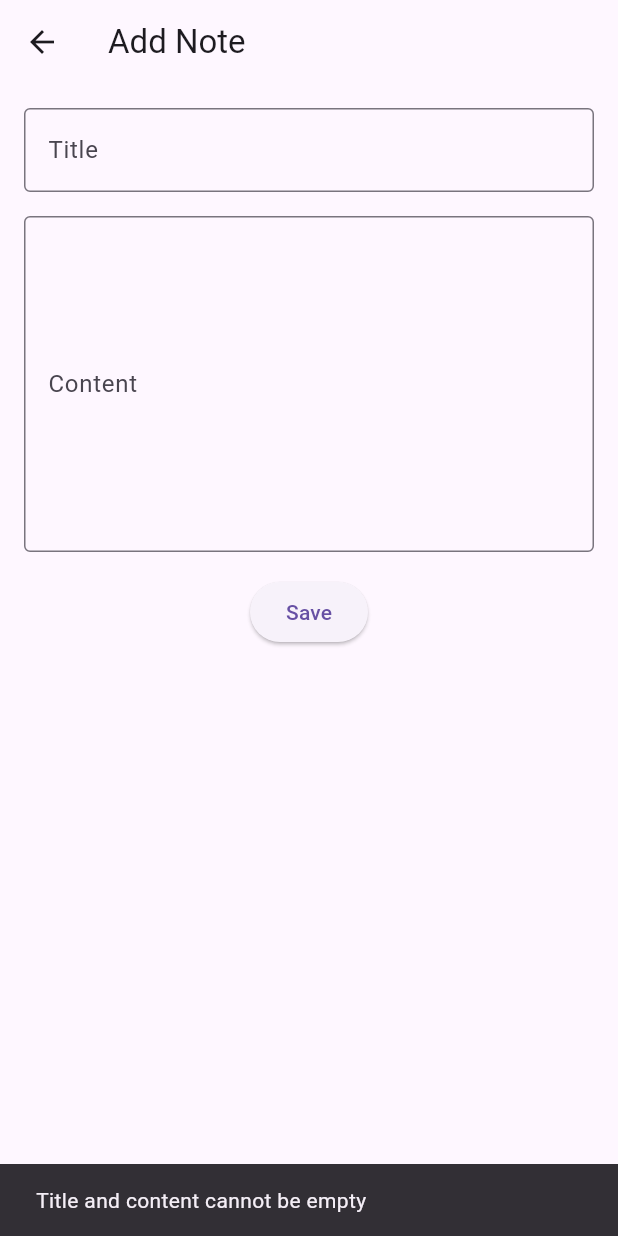
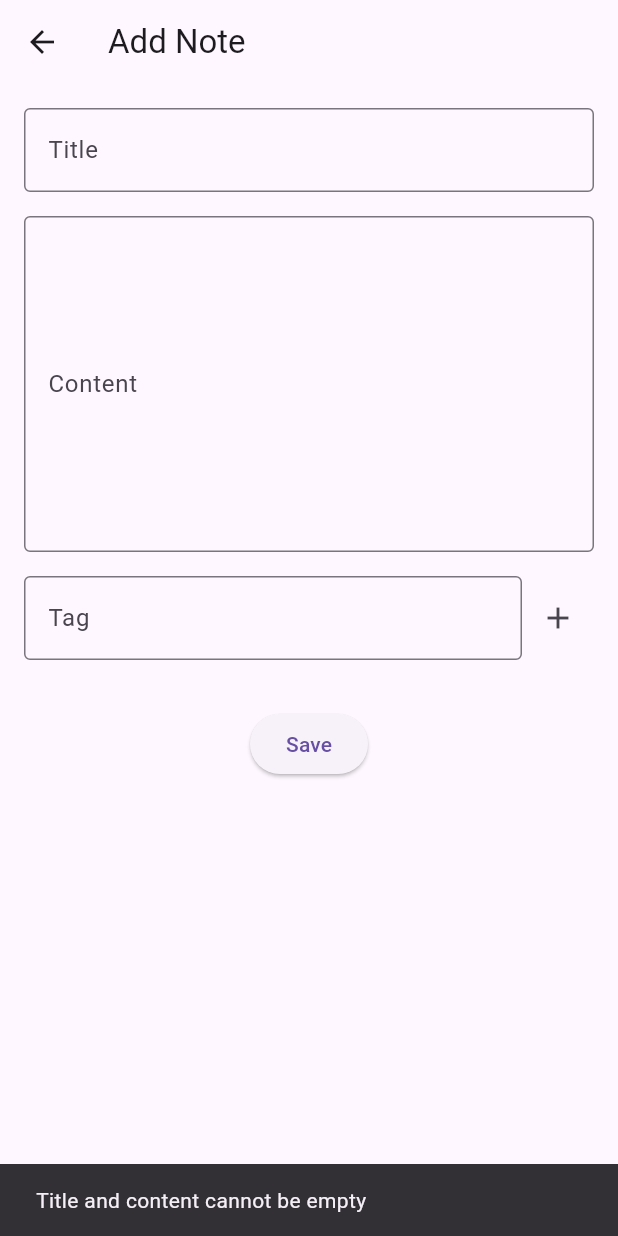
Before and after one commit to RikuoUmemoto/memocho2024app, a Flutter app: the NoteEditorScreen screen opened directly, after a tap on "Save", on a phone screen of 412 x 824 dp. Run offline on Flutter 3.47's test engine with Material 3 defaults, Android fonts, the phone set to English and light mode, and no system bars; our stand-ins replace cloud_firestore, firebase_auth, firebase_core; accounts and stored records are empty.

Commit message:
タグ機能

```diff
--- a/lib/screens/note_editor.dart
+++ b/lib/screens/note_editor.dart
@@ -15,7 +15,10 @@ class _NoteEditorScreenState extends State<NoteEditorScreen> {
   final FirebaseManager _firebaseManager = FirebaseManager();
   final TextEditingController _titleController = TextEditingController();
   final TextEditingController _contentController = TextEditingController();
+  final TextEditingController _tagController = TextEditingController();
+
   bool _isLoading = false;
+  List<String> _tags = [];
 
   @override
   void initState() {
@@ -31,10 +34,21 @@ class _NoteEditorScreenState extends State<NoteEditorScreen> {
         _isLoading = true;
       },
     );
+
     try {
       final noteData = await _firebaseManager.getNoteById(widget.noteId!);
-      _titleController.text = noteData['title'] ?? '';
-      _contentController.text = noteData['content'] ?? '';
+
+      // noteDataがnullでない場合、タイトルとコンテンツを設定
+      if (noteData != null) {
+        _titleController.text = noteData.title; // nullチェックは不要
+        _contentController.text = noteData.content; // nullチェックは不要
+        _tags = List<String>.from(noteData.tags); // タグをリストに設定
+      } else {
+        // noteDataがnullの場合
+        _titleController.text = '';
+        _contentController.text = '';
+        _tags = [];
+      }
     } catch (e) {
       ScaffoldMessenger.of(context).showSnackBar(
         SnackBar(content: Text('Failed to load note: $e')),
@@ -59,17 +73,14 @@ class _NoteEditorScreenState extends State<NoteEditorScreen> {
       return;
     }
 
-    setState(
-      () {
-        _isLoading = true;
-      },
-    );
+    setState(() => _isLoading = true);
 
     try {
       if (widget.noteId == null) {
-        await _firebaseManager.addNote(title, content);
+        await _firebaseManager.addNote(title, content, _tags);
       } else {
-        await _firebaseManager.updateNote(widget.noteId!, title, content);
+        await _firebaseManager.updateNote(
+            widget.noteId!, title, content, _tags);
       }
       Navigator.pop(context);
     } catch (e) {
@@ -77,12 +88,24 @@ class _NoteEditorScreenState extends State<NoteEditorScreen> {
         SnackBar(content: Text('Failed to save note: $e')),
       );
     } finally {
-      setState(
-        () {
-          _isLoading = false;
-        },
-      );
+      setState(() => _isLoading = false);
     }
+  }
+
+  void _addTag() {
+    final tag = _tagController.text.trim();
+    if (tag.isNotEmpty && !_tags.contains(tag)) {
+      setState(() {
+        _tags.add(tag);
+        _tagController.clear();
+      });
+    }
+  }
+
+  void _removeTag(int index) {
+    setState(() {
+      _tags.removeAt(index);
+    });
   }
 
   @override
@@ -93,11 +116,13 @@ class _NoteEditorScreenState extends State<NoteEditorScreen> {
         actions: [
           if (widget.noteId != null)
             IconButton(
-              icon: Icon(Icons.delete),
+              icon: const Icon(Icons.delete),
               onPressed: () async {
                 try {
                   await _firebaseManager.deleteNote(widget.noteId!);
-                  Navigator.pop(context);
+                  if (mounted) {
+                    Navigator.pop(context);
+                  }
                 } catch (e) {
                   ScaffoldMessenger.of(context).showSnackBar(
                     SnackBar(content: Text('Failed to delete note: $e')),
@@ -108,31 +133,59 @@ class _NoteEditorScreenState extends State<NoteEditorScreen> {
         ],
       ),
       body: _isLoading
-          ? Center(child: CircularProgressIndicator())
+          ? const Center(child: CircularProgressIndicator())
           : Padding(
               padding: const EdgeInsets.all(16.0),
               child: Column(
                 children: [
                   TextField(
                     controller: _titleController,
-                    decoration: InputDecoration(
+                    decoration: const InputDecoration(
                       labelText: 'Title',
                       border: OutlineInputBorder(),
                     ),
                   ),
-                  SizedBox(height: 16),
+                  const SizedBox(height: 16),
                   TextField(
                     controller: _contentController,
-                    decoration: InputDecoration(
+                    decoration: const InputDecoration(
                       labelText: 'Content',
                       border: OutlineInputBorder(),
                     ),
                     maxLines: 8,
                   ),
-                  SizedBox(height: 16),
+                  const SizedBox(height: 16),
+                  Row(
+                    children: [
+                      Expanded(
+                        child: TextField(
+                          controller: _tagController,
+                          decoration: const InputDecoration(
+                            labelText: 'Tag',
+                            border: OutlineInputBorder(),
+                          ),
+                        ),
+                      ),
+                      IconButton(
+                        icon: const Icon(Icons.add),
+                        onPressed: _addTag,
+                      ),
+                    ],
+                  ),
+                  const SizedBox(height: 16),
+                  Wrap(
+                    spacing: 8.0,
+                    children: _tags
+                        .map((tag) => Chip(
+                              label: Text(tag),
+                              onDeleted: () => _removeTag(_tags.indexOf(tag)),
+                            ))
+                        .toList(),
+                  ),
+                  const SizedBox(height: 16),
                   ElevatedButton(
                     onPressed: _saveNote,
-                    child: Text('Save'),
+                    child: const Text('Save'),
                   ),
                 ],
               ),
```
Also changed, not shown: lib/screens/home_screen.dart (+115 -56 lines).
